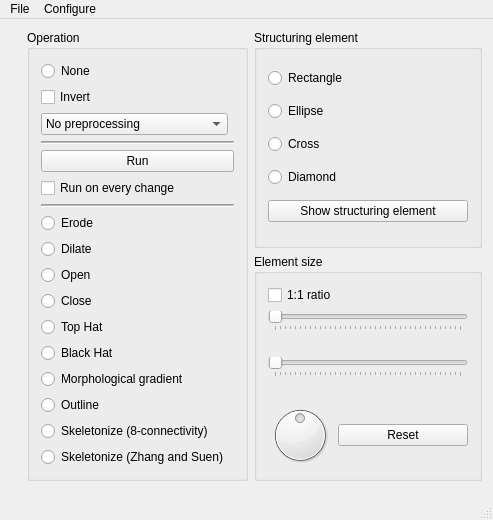
The window that morph2/mainwindow.ui (k0zmo/morphology-opencl) describes before a commit, drawn with Qt 5.
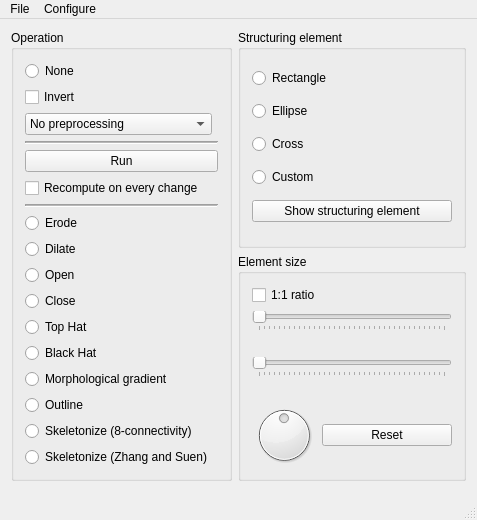
The same window after the commit. Custom widgets are drawn as their Qt base class.

```diff
--- a/morph2/mainwindow.ui
+++ b/morph2/mainwindow.ui
@@ -84,7 +84,7 @@
          <item>
           <widget class="QRadioButton" name="rbDiamond">
            <property name="text">
-            <string>Diamond</string>
+            <string>Custom</string>
            </property>
           </widget>
          </item>
@@ -400,7 +400,7 @@
            <item row="8" column="0" colspan="2">
             <widget class="QCheckBox" name="cbAutoTrigger">
              <property name="text">
-              <string>Run on every change</string>
+              <string>Recompute on every change</string>
              </property>
             </widget>
            </item>
@@ -475,40 +475,7 @@
        </spacer>
       </item>
       <item row="0" column="0" rowspan="3">
-       <layout class="QVBoxLayout" name="verticalLayout_4">
-        <item>
-         <widget class="GLWidget" name="glWidget" native="true">
-          <property name="sizePolicy">
-           <sizepolicy hsizetype="Minimum" vsizetype="Minimum">
-            <horstretch>0</horstretch>
-            <verstretch>0</verstretch>
-           </sizepolicy>
-          </property>
-          <property name="minimumSize">
-           <size>
-            <width>10</width>
-            <height>10</height>
-           </size>
-          </property>
-         </widget>
-        </item>
-        <item>
-         <spacer name="verticalSpacer_2">
-          <property name="orientation">
-           <enum>Qt::Vertical</enum>
-          </property>
-          <property name="sizeType">
-           <enum>QSizePolicy::MinimumExpanding</enum>
-          </property>
-          <property name="sizeHint" stdset="0">
-           <size>
-            <width>0</width>
-            <height>0</height>
-           </size>
-          </property>
-         </spacer>
-        </item>
-       </layout>
+       <layout class="QVBoxLayout" name="previewVerticalLayout"/>
       </item>
      </layout>
     </item>
@@ -637,14 +604,6 @@
   </action>
  </widget>
  <layoutdefault spacing="6" margin="11"/>
- <customwidgets>
-  <customwidget>
-   <class>GLWidget</class>
-   <extends>QWidget</extends>
-   <header>glwidget.h</header>
-   <container>1</container>
-  </customwidget>
- </customwidgets>
  <tabstops>
   <tabstop>rbNone</tabstop>
   <tabstop>cbInvert</tabstop>
```
Left out of the diff: 13 changed lines with no effect on the pictures.
